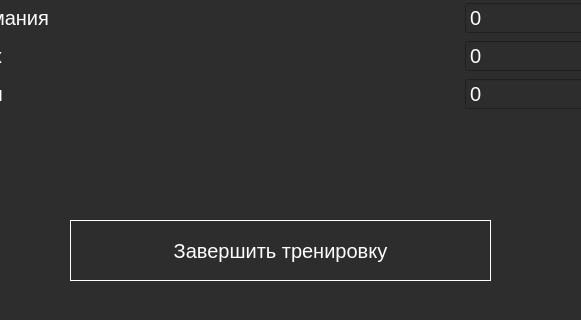
This is ui_main.ui in AlGaRitm2020/BeneFit as Qt 5 draws it before an edit; both pictures show x 302 to 883 and y 316 to 636 of the 1126 by 741 pixel window. The edited form follows.
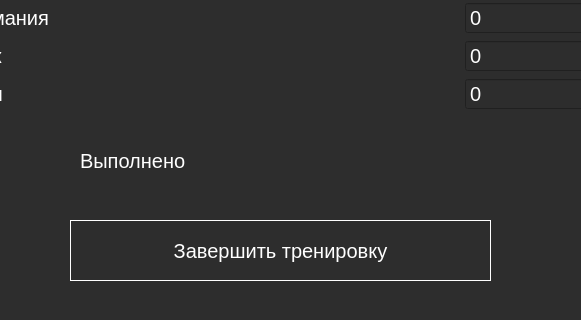
This is the edited form. The open tabs and pages were chosen to show the change. Icons and pictures are not drawn.

What changed in the file:
```diff
--- a/ui_main.ui
+++ b/ui_main.ui
@@ -1544,6 +1544,19 @@
                    <string>Завершить тренировку</string>
                   </property>
                  </widget>
+                 <widget class="QLabel" name="label_5">
+                  <property name="geometry">
+                   <rect>
+                    <x>290</x>
+                    <y>320</y>
+                    <width>421</width>
+                    <height>61</height>
+                   </rect>
+                  </property>
+                  <property name="text">
+                   <string>Выполнено</string>
+                  </property>
+                 </widget>
                 </widget>
                 <widget class="QWidget" name="tab_2">
                  <attribute name="title">
```
Left out of the diff: 10 changed lines with no effect on the pictures.
